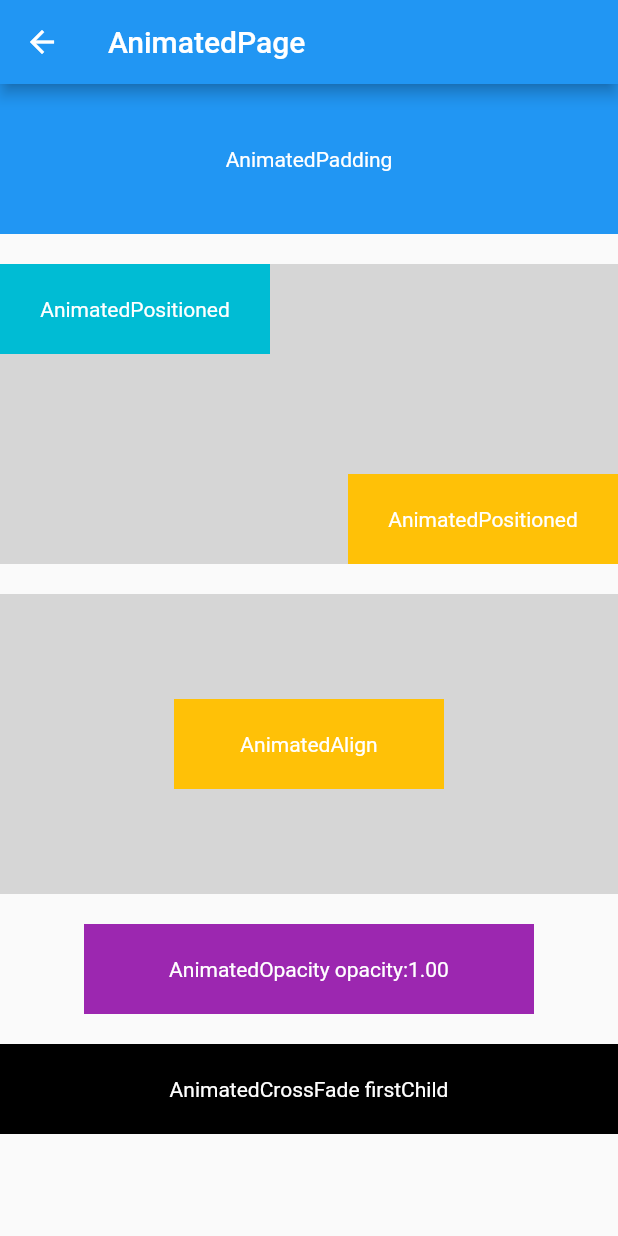
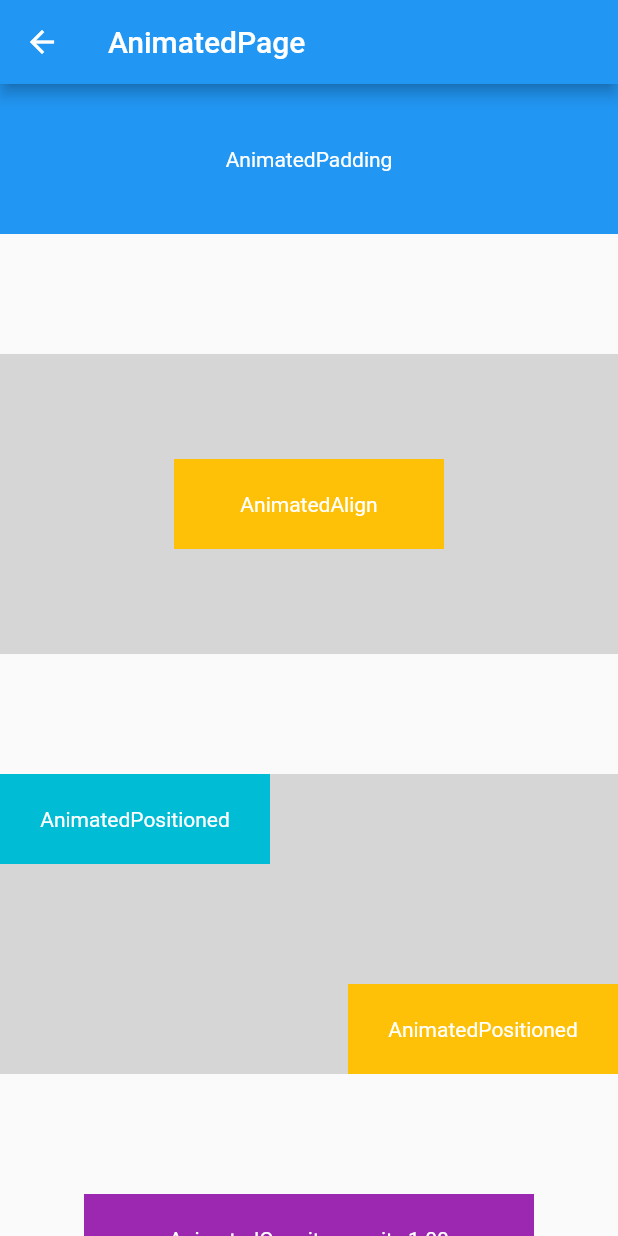
Before and after one commit to BytesZero/flutter_widgets, a Flutter app: the AnimatedPage screen opened directly, on a phone screen of 412 x 824 dp. Run offline on Flutter 3.47's test engine with Material 2 defaults, Android fonts, the phone set to English and light mode, and no system bars.

Commit message:
1、更新示例

```diff
--- a/lib/widgets/02_animated.dart
+++ b/lib/widgets/02_animated.dart
@@ -16,6 +16,7 @@ class _AnimatedPageState extends State<AnimatedPage> {
   String img2 =
       'https://images.pexels.com/photos/1562/italian-landscape-mountains-nature.jpg?auto=compress&cs=tinysrgb&dpr=2&w=500';
   Duration duration = Duration(milliseconds: 300);
+  var spacing = 80.0;
   var width = 100.0;
   var height = 100.0;
   var padding = 0.0;
@@ -41,12 +42,14 @@ class _AnimatedPageState extends State<AnimatedPage> {
             children: [
               GestureDetector(
                 onTap: () {
+                  // 点击改变边距
                   this.padding = padding == 0 ? 30 : 0;
                   setState(() {});
                 },
                 child: AnimatedPadding(
                   duration: duration,
                   curve: Curves.easeIn,
+                  // 设置边距
                   padding: EdgeInsets.all(padding),
                   child: DescContainer(
                     height: height,
@@ -57,8 +60,37 @@ class _AnimatedPageState extends State<AnimatedPage> {
                 ),
               ),
               SizedBox(
-                height: 20,
-                width: 20,
+                height: spacing,
+                width: spacing,
+              ),
+              GestureDetector(
+                onTap: () {
+                  var x = Random.secure().nextInt(3);
+                  var y = Random.secure().nextInt(3);
+                  // Alignment 设置对齐方式是由 [-1、0、1] 设置 x 和 y 来组成的
+                  this.alignment = Alignment(x - 1, y - 1);
+                  setState(() {});
+                },
+                // 背景
+                child: Container(
+                  height: 200,
+                  color: Colors.grey[350],
+                  child: AnimatedAlign(
+                    // 设置对齐方式
+                    alignment: alignment,
+                    duration: duration,
+                    child: DescContainer(
+                      height: 60,
+                      width: 180,
+                      color: Colors.amber,
+                      text: 'AnimatedAlign',
+                    ),
+                  ),
+                ),
+              ),
+              SizedBox(
+                height: spacing,
+                width: spacing,
               ),
               GestureDetector(
                 onTap: () {
@@ -103,34 +135,8 @@ class _AnimatedPageState extends State<AnimatedPage> {
                 ),
               ),
               SizedBox(
-                height: 20,
-                width: 20,
-              ),
-              GestureDetector(
-                onTap: () {
-                  var x = Random.secure().nextInt(3);
-                  var y = Random.secure().nextInt(3);
-                  this.alignment = Alignment(x - 1, y - 1);
-                  setState(() {});
-                },
-                child: Container(
-                  height: 200,
-                  color: Colors.grey[350],
-                  child: AnimatedAlign(
-                    alignment: alignment,
-                    duration: duration,
-                    child: DescContainer(
-                      height: 60,
-                      width: 180,
-                      color: Colors.amber,
-                      text: 'AnimatedAlign',
-                    ),
-                  ),
-                ),
-              ),
-              SizedBox(
-                height: 20,
-                width: 20,
+                height: spacing,
+                width: spacing,
               ),
               GestureDetector(
                 onTap: () {
@@ -138,8 +144,11 @@ class _AnimatedPageState extends State<AnimatedPage> {
                   setState(() {});
                 },
                 child: AnimatedOpacity(
+                  // 设置透明度
                   opacity: opacity,
+                  // 设置动画时长
                   duration: duration,
+                  // 设置动画曲线
                   curve: Curves.easeOut,
                   child: DescContainer(
                     height: 60,
@@ -151,8 +160,8 @@ class _AnimatedPageState extends State<AnimatedPage> {
                 ),
               ),
               SizedBox(
-                height: 20,
-                width: 20,
+                height: spacing,
+                width: spacing,
               ),
               GestureDetector(
                 onTap: () {
@@ -167,7 +176,7 @@ class _AnimatedPageState extends State<AnimatedPage> {
                     text: 'AnimatedCrossFade firstChild',
                   ),
                   secondChild: DescContainer(
-                    height: 60,
+                    height: 40,
                     width: 300,
                     color: Colors.pink,
                     text: 'AnimatedCrossFade secondChild',
@@ -176,7 +185,35 @@ class _AnimatedPageState extends State<AnimatedPage> {
                       ? CrossFadeState.showFirst
                       : CrossFadeState.showSecond,
                   duration: duration,
+                  layoutBuilder:
+                      (topChild, topChildKey, bottomChild, bottomChildKey) {
+                    return Stack(
+                      clipBehavior: Clip.none,
+                      alignment: Alignment.center,
+                      children: <Widget>[
+                        Positioned(
+                          key: topChildKey,
+                          child: topChild,
+                        ),
+                        Positioned(
+                          key: bottomChildKey,
+                          // left: 0.0,
+                          top: 0.0,
+                          // right: 0.0,
+                          child: bottomChild,
+                        ),
+                      ],
+                    );
+                  },
                 ),
+              ),
+              SizedBox(
+                height: spacing,
+                width: spacing,
+              ),
+              SizedBox(
+                height: spacing,
+                width: spacing,
               ),
             ],
           ),
@@ -186,6 +223,7 @@ class _AnimatedPageState extends State<AnimatedPage> {
   }
 }
 
+/// 通用描述容器
 class DescContainer extends StatelessWidget {
   const DescContainer({
     Key? key,
@@ -194,9 +232,13 @@ class DescContainer extends StatelessWidget {
     required this.width,
     required this.text,
   }) : super(key: key);
+  // 背景颜色
   final Color color;
+  // 宽度
+  final double width;
+  // 高度
   final double height;
-  final double width;
+  // 文字
   final String text;
 
   @override
```
